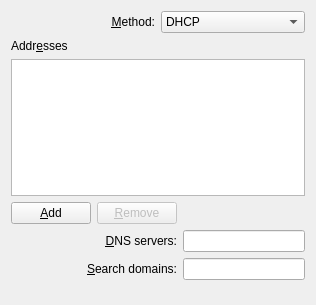
Qt form libs/ui/ipv4.ui (KDE/networkmanagement) before a commit.
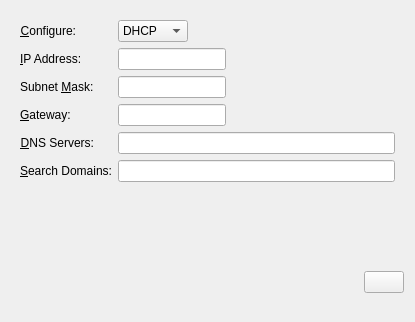
The same form after that commit. Custom widgets are drawn as their Qt base class.

```diff
--- a/libs/ui/ipv4.ui
+++ b/libs/ui/ipv4.ui
@@ -6,20 +6,79 @@
    <rect>
     <x>0</x>
     <y>0</y>
-    <width>316</width>
-    <height>305</height>
+    <width>415</width>
+    <height>322</height>
    </rect>
   </property>
   <property name="windowTitle">
    <string>IP Address</string>
   </property>
+  <property name="toolTip">
+   <string extracomment="Advanced IP settings"/>
+  </property>
+  <layout class="QGridLayout" name="gridLayout">
+   <item row="0" column="0">
   <layout class="QVBoxLayout" name="verticalLayout">
    <item>
-    <layout class="QHBoxLayout" name="horizontalLayout_2">
-     <item>
-      <widget class="QLabel" name="label">
+      <widget class="QWidget" name="basicSettingsWidget" native="true">
+       <layout class="QFormLayout" name="formLayout">
+        <property name="fieldGrowthPolicy">
+         <enum>QFormLayout::ExpandingFieldsGrow</enum>
+        </property>
+        <item row="2" column="0">
+         <widget class="QLabel" name="addressLabel">
        <property name="text">
-        <string>&amp;Method:</string>
+           <string>&amp;IP Address:</string>
+          </property>
+          <property name="buddy">
+           <cstring>address</cstring>
+          </property>
+         </widget>
+        </item>
+        <item row="4" column="1">
+         <widget class="KLineEdit" name="netMask">
+          <property name="sizePolicy">
+           <sizepolicy hsizetype="Minimum" vsizetype="Fixed">
+            <horstretch>0</horstretch>
+            <verstretch>0</verstretch>
+           </sizepolicy>
+          </property>
+         </widget>
+        </item>
+        <item row="6" column="0">
+         <widget class="QLabel" name="gatewayLabel">
+          <property name="text">
+           <string>&amp;Gateway:</string>
+          </property>
+          <property name="buddy">
+           <cstring>gateway</cstring>
+          </property>
+         </widget>
+        </item>
+        <item row="6" column="1">
+         <widget class="KLineEdit" name="gateway">
+          <property name="sizePolicy">
+           <sizepolicy hsizetype="Minimum" vsizetype="Fixed">
+            <horstretch>0</horstretch>
+            <verstretch>0</verstretch>
+           </sizepolicy>
+          </property>
+         </widget>
+        </item>
+        <item row="7" column="1">
+         <widget class="KLineEdit" name="dns">
+          <property name="minimumSize">
+           <size>
+            <width>250</width>
+            <height>0</height>
+           </size>
+          </property>
+         </widget>
+        </item>
+        <item row="8" column="0">
+         <widget class="QLabel" name="dnsSearchLabel">
+          <property name="text">
+           <string>&amp;Search Domains:</string>
        </property>
        <property name="alignment">
         <set>Qt::AlignRight|Qt::AlignTrailing|Qt::AlignVCenter</set>
@@ -29,7 +88,7 @@
        </property>
       </widget>
      </item>
-     <item>
+        <item row="0" column="1">
       <widget class="KComboBox" name="method">
        <item>
         <property name="text">
@@ -53,48 +112,90 @@
        </item>
       </widget>
      </item>
-    </layout>
-   </item>
-   <item>
-    <widget class="QLabel" name="label_2">
-     <property name="text">
-      <string>Addr&amp;esses</string>
-     </property>
-     <property name="buddy">
-      <cstring>addresses</cstring>
-     </property>
-    </widget>
-   </item>
-   <item>
-    <widget class="QTreeView" name="addresses">
-     <property name="rootIsDecorated">
-      <bool>false</bool>
-     </property>
-     <property name="allColumnsShowFocus">
-      <bool>true</bool>
-     </property>
-    </widget>
-   </item>
-   <item>
-    <layout class="QGridLayout" name="gridLayout">
+        <item row="8" column="1">
+         <widget class="KLineEdit" name="dnsSearch">
+          <property name="minimumSize">
+           <size>
+            <width>250</width>
+            <height>0</height>
+           </size>
+          </property>
+         </widget>
+        </item>
      <item row="0" column="0">
-      <widget class="KPushButton" name="btnAddAddress">
+         <widget class="QLabel" name="label">
        <property name="text">
-        <string>&amp;Add</string>
-       </property>
-      </widget>
-     </item>
-     <item row="0" column="1">
-      <widget class="KPushButton" name="btnRemoveAddress">
-       <property name="enabled">
-        <bool>false</bool>
-       </property>
+           <string>&amp;Configure:</string>
+          </property>
+          <property name="alignment">
+           <set>Qt::AlignRight|Qt::AlignTrailing|Qt::AlignVCenter</set>
+          </property>
+          <property name="buddy">
+           <cstring>method</cstring>
+          </property>
+         </widget>
+        </item>
+        <item row="2" column="1">
+         <widget class="KLineEdit" name="address">
+          <property name="sizePolicy">
+           <sizepolicy hsizetype="Minimum" vsizetype="Fixed">
+            <horstretch>0</horstretch>
+            <verstretch>0</verstretch>
+           </sizepolicy>
+          </property>
+         </widget>
+        </item>
+        <item row="7" column="0">
+         <widget class="QLabel" name="dnsLabel">
        <property name="text">
-        <string>&amp;Remove</string>
-       </property>
-      </widget>
-     </item>
-     <item row="0" column="2">
+           <string>&amp;DNS Servers:</string>
+          </property>
+          <property name="textFormat">
+           <enum>Qt::AutoText</enum>
+          </property>
+          <property name="alignment">
+           <set>Qt::AlignRight|Qt::AlignTrailing|Qt::AlignVCenter</set>
+          </property>
+          <property name="buddy">
+           <cstring>dns</cstring>
+          </property>
+         </widget>
+        </item>
+        <item row="4" column="0">
+         <widget class="QLabel" name="netMaskLabel">
+          <property name="text">
+           <string>Subnet &amp;Mask:</string>
+          </property>
+          <property name="buddy">
+           <cstring>netMask</cstring>
+          </property>
+         </widget>
+        </item>
+       </layout>
+      </widget>
+     </item>
+     <item>
+      <widget class="IpV4AdvancedWidget" name="advancedSettings" native="true"/>
+     </item>
+     <item>
+      <spacer name="verticalSpacer_2">
+       <property name="orientation">
+        <enum>Qt::Vertical</enum>
+       </property>
+       <property name="sizeType">
+        <enum>QSizePolicy::Expanding</enum>
+       </property>
+       <property name="sizeHint" stdset="0">
+        <size>
+         <width>20</width>
+         <height>7</height>
+        </size>
+       </property>
+      </spacer>
+     </item>
+     <item>
+      <layout class="QHBoxLayout" name="horizontalLayout">
+       <item>
       <spacer name="horizontalSpacer">
        <property name="orientation">
         <enum>Qt::Horizontal</enum>
@@ -107,38 +208,13 @@
        </property>
       </spacer>
      </item>
-     <item row="1" column="0" colspan="2">
-      <widget class="QLabel" name="label_3">
+       <item>
+        <widget class="KPushButton" name="pushButtonSettingsMode">
        <property name="text">
-        <string>&amp;DNS servers:</string>
-       </property>
-       <property name="alignment">
-        <set>Qt::AlignRight|Qt::AlignTrailing|Qt::AlignVCenter</set>
-       </property>
-       <property name="buddy">
-        <cstring>dns</cstring>
-       </property>
-      </widget>
-     </item>
-     <item row="1" column="2">
-      <widget class="KLineEdit" name="dns"/>
-     </item>
-     <item row="2" column="0" colspan="2">
-      <widget class="QLabel" name="label_4">
-       <property name="text">
-        <string>&amp;Search domains:</string>
-       </property>
-       <property name="alignment">
-        <set>Qt::AlignRight|Qt::AlignTrailing|Qt::AlignVCenter</set>
-       </property>
-       <property name="buddy">
-        <cstring>dnsSearch</cstring>
-       </property>
-      </widget>
-     </item>
-     <item row="2" column="2">
-      <widget class="KLineEdit" name="dnsSearch"/>
-     </item>
+          <string/>
+         </property>
+        </widget>
+       </item>
     </layout>
    </item>
    <item>
@@ -146,13 +222,18 @@
      <property name="orientation">
       <enum>Qt::Vertical</enum>
      </property>
+       <property name="sizeType">
+        <enum>QSizePolicy::Fixed</enum>
+       </property>
      <property name="sizeHint" stdset="0">
       <size>
        <width>20</width>
-       <height>69</height>
+         <height>18</height>
       </size>
      </property>
     </spacer>
+     </item>
+    </layout>
    </item>
   </layout>
  </widget>
@@ -172,6 +253,12 @@
    <extends>QComboBox</extends>
    <header>kcombobox.h</header>
   </customwidget>
+  <customwidget>
+   <class>IpV4AdvancedWidget</class>
+   <extends>QWidget</extends>
+   <header>ipv4advancedwidget.h</header>
+   <container>1</container>
+  </customwidget>
  </customwidgets>
  <tabstops>
   <tabstop>method</tabstop>
```
Left out of the diff: 10 changed lines with no effect on the pictures. Lines whose indentation alone changed are shown as unchanged.
